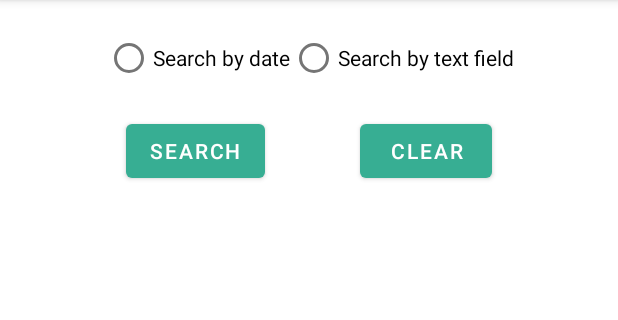
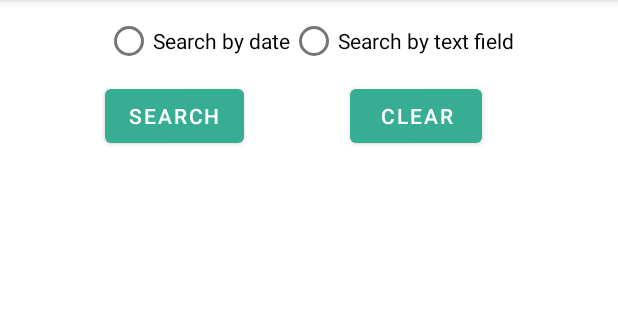
Before and after one commit to manuel-vna/SimpleKnowledgeBase, an Android app: the fragment AdvancedSearchFragment shown on its own in the app's theme, after a tap on "CLEAR", on a phone screen of 412 x 824 dp, the part 84-404 px from its top. Run offline under Robolectric (Android 15) with nearby library versions, the phone set to English and light mode, and no system bars; our stand-ins replace Room's generated code.

Commit message:
AdvancedSearchViewModel.kt.EntryRepository+EntryDao.kt, dao route added

```diff
--- a/app/src/main/java/com/example/simpleknowledgebase/EntryDao.kt
+++ b/app/src/main/java/com/example/simpleknowledgebase/EntryDao.kt
@@ -28,6 +28,10 @@ interface EntryDao {
     @Query("Select * FROM kbTable WHERE (date BETWEEN :dateFrom and :dateTo)")
     suspend fun findEntriesOfDateTimeSpan(dateFrom: String, dateTo: String) : List<Entry>
 
+    @Query("Select * FROM KbTable WHERE (:field LIKE '%'||:keyword||'%')")
+    // match the exact string of a specific search field
+    fun findAdvancedSearchField(field: String, keyword: String): List<Entry>
+
 
 
     @Insert
--- a/app/src/main/java/com/example/simpleknowledgebase/fragments/AdvancedSearchFragment.kt
+++ b/app/src/main/java/com/example/simpleknowledgebase/fragments/AdvancedSearchFragment.kt
@@ -2,14 +2,11 @@ package com.example.simpleknowledgebase.fragments
 
 
 import android.os.Bundle
-import android.text.format.DateFormat.format
 import android.util.Log
 import android.view.LayoutInflater
 import android.view.View
 import android.view.ViewGroup
-import android.widget.RadioButton
-import android.widget.RadioGroup
-import android.widget.Toast
+import android.widget.*
 import androidx.core.os.bundleOf
 import androidx.fragment.app.Fragment
 import androidx.lifecycle.Observer
@@ -25,8 +22,6 @@ import com.example.simpleknowledgebase.viewmodels.AdvancedSearchViewModel
 import kotlinx.coroutines.CoroutineScope
 import kotlinx.coroutines.Dispatchers
 import kotlinx.coroutines.launch
-import kotlinx.coroutines.runBlocking
-import java.lang.String.format
 import java.text.SimpleDateFormat
 import java.util.*
 
@@ -37,7 +32,6 @@ class AdvancedSearchFragment : Fragment() {
     private var _binding: FragmentAdvancedSearchBinding? = null
     private val coroutineScope = CoroutineScope(Dispatchers.Main)
     private lateinit var entryRecyclerViewAdapter: EntryRecyclerViewAdapter
-
     private lateinit var recyclerView: RecyclerView
 
     private val binding get() = _binding!!
@@ -66,20 +60,48 @@ class AdvancedSearchFragment : Fragment() {
     override fun onViewCreated(view: View, savedInstanceState: Bundle?) {
         super.onViewCreated(view, savedInstanceState)
 
+        // get the recycler view item from its fragment.xml file
+        recyclerView = binding.advancedSearchRv
+
         //checkbox clicks
         binding.advancedSearchRbDateSearch.setOnCheckedChangeListener { buttonView, isChecked ->
+
             if (isChecked) {
                 binding.advancedSearchTvDateStart.visibility = View.VISIBLE
                 binding.advancedSearchTvDateEnd.visibility = View.VISIBLE
                 binding.ContextSearchPickerDateFrom.visibility = View.VISIBLE
                 binding.ContextSearchPickerDateTo.visibility = View.VISIBLE
             }
-        }
-        binding.advancedSearchRbByTextField.setOnCheckedChangeListener { buttonView, isChecked ->
-            if (isChecked) {
-                Toast.makeText(context, "TBD", Toast.LENGTH_SHORT).show()
+            else {
+                binding.advancedSearchTvDateStart.visibility = View.GONE
+                binding.advancedSearchTvDateEnd.visibility = View.GONE
+                binding.ContextSearchPickerDateFrom.visibility = View.GONE
+                binding.ContextSearchPickerDateTo.visibility = View.GONE
             }
         }
+
+        binding.advancedSearchRbByTextField.setOnCheckedChangeListener { buttonView, isChecked ->
+
+            if (isChecked) {
+                binding.advancedSearchSpnSearchbyTextField.visibility = View.VISIBLE
+                binding.advancedSearchEtSearch.visibility = View.VISIBLE
+            }
+            else {
+                binding.advancedSearchSpnSearchbyTextField.visibility = View.GONE
+                binding.advancedSearchEtSearch.visibility = View.GONE
+            }
+        }
+
+        //spinner field
+        val spinner: Spinner = binding.advancedSearchSpnSearchbyTextField
+        val adapterArray = ArrayAdapter(
+            activity!!,
+            android.R.layout.simple_spinner_item, resources
+                .getStringArray(R.array.advancedSearch_spinner_SearchbyTextField)
+        )
+        adapterArray.setDropDownViewResource(android.R.layout.simple_spinner_dropdown_item)
+        spinner.adapter = adapterArray
+
 
         // search button click
 
@@ -124,7 +146,23 @@ class AdvancedSearchFragment : Fragment() {
                     )
                 }
             } else if (binding.advancedSearchRbByTextField.isChecked) {
-                Toast.makeText(context, "TBD", Toast.LENGTH_SHORT).show()
+
+                if(spinner.selectedItem == "Title"){
+                    Toast.makeText(context, "t", Toast.LENGTH_SHORT).show()
+
+                }
+                else if(spinner.selectedItem == "Category") {
+                    Toast.makeText(context, "c", Toast.LENGTH_SHORT).show()
+
+                }
+                else if(spinner.selectedItem == "Description") {
+                    Toast.makeText(context, "d", Toast.LENGTH_SHORT).show()
+
+                }
+                else if(spinner.selectedItem == "Source-URL") {
+                    Toast.makeText(context, "s", Toast.LENGTH_SHORT).show()
+                }
+
             } else {
                 Toast.makeText(context, "Please choose a search variant", Toast.LENGTH_SHORT).show()
             }
@@ -132,9 +170,8 @@ class AdvancedSearchFragment : Fragment() {
         }
 
 
-        //clear button
-        binding.advancedSearchBtnClear.setOnClickListener { view ->
-
+        //clear data
+        fun clear_data(){
             //clear radio group
             binding.advancedSearchRgSearchPick.clearCheck()
 
@@ -143,6 +180,20 @@ class AdvancedSearchFragment : Fragment() {
             binding.advancedSearchTvDateEnd.visibility = View.GONE
             binding.ContextSearchPickerDateFrom.visibility = View.GONE
             binding.ContextSearchPickerDateTo.visibility = View.GONE
+
+            //remove text field related fields
+            binding.advancedSearchSpnSearchbyTextField.visibility = View.GONE
+            binding.advancedSearchEtSearch.visibility = View.GONE
+
+            //clear current recycler view data
+            entryRecyclerViewAdapter = EntryRecyclerViewAdapter(requireContext(),listOf())
+            recyclerView.adapter = entryRecyclerViewAdapter
+        }
+
+
+        //clear button of ui
+        binding.advancedSearchBtnClear.setOnClickListener { view ->
+            clear_data()
         }
 
 
@@ -153,8 +204,6 @@ class AdvancedSearchFragment : Fragment() {
 
                 Log.i("Debug_A", "EntryFragment: " + searchResultsDate.toString())
 
-                // get the recycler view item form its fragment.xml file
-                val recyclerView: RecyclerView = binding.advancedSearchRv
                 //create the adapter by handing the data entryList to it
                 entryRecyclerViewAdapter = EntryRecyclerViewAdapter(requireContext(),searchResultsDate)
                 // get a LayoutManager. There's no layoutManager for ConstraintLayout available. That's why LinerLayoutManager is used
--- a/app/src/main/res/layout/fragment_advanced_search.xml
+++ b/app/src/main/res/layout/fragment_advanced_search.xml
@@ -34,7 +34,7 @@
         android:layout_width="wrap_content"
         android:layout_height="wrap_content"
         android:orientation="horizontal"
-        app:layout_constraintGuide_percent="0.1" />
+        app:layout_constraintGuide_percent="0.07" />
 
     <androidx.constraintlayout.widget.Guideline
         android:id="@+id/guideline12"
@@ -141,35 +141,55 @@
         android:layout_width="wrap_content"
         android:layout_height="wrap_content"
         android:text="@string/advancedSearch_btn_Search"
-        app:layout_constraintEnd_toStartOf="@+id/advancedSearch_et_search"
-        app:layout_constraintHorizontal_bias="0.5"
-        app:layout_constraintStart_toStartOf="@+id/guideline14"
-        app:layout_constraintTop_toTopOf="@+id/guideline11" />
-
-    <EditText
-        android:id="@+id/advancedSearch_et_search"
-        android:layout_width="wrap_content"
-        android:layout_height="wrap_content"
-        android:ems="10"
-        android:inputType="textPersonName"
-        android:minHeight="48dp"
-        android:visibility="gone"
+        app:layout_constraintBottom_toTopOf="@+id/guideline19"
         app:layout_constraintEnd_toStartOf="@+id/advancedSearch_btn_clear"
         app:layout_constraintHorizontal_bias="0.5"
-        app:layout_constraintStart_toEndOf="@+id/advancedSearch_btn_Search"
-        app:layout_constraintTop_toTopOf="@+id/guideline11"
-        tools:visibility="invisible" />
+        app:layout_constraintStart_toStartOf="parent"
+        app:layout_constraintTop_toTopOf="@+id/guideline11" />
 
     <Button
         android:id="@+id/advancedSearch_btn_clear"
         android:layout_width="wrap_content"
         android:layout_height="wrap_content"
         android:text="@string/advancedSearch_btn_Clear"
+        app:layout_constraintBottom_toTopOf="@+id/guideline19"
         app:layout_constraintEnd_toEndOf="parent"
         app:layout_constraintEnd_toStartOf="@+id/guideline16"
         app:layout_constraintHorizontal_bias="0.5"
-        app:layout_constraintStart_toEndOf="@+id/advancedSearch_et_search"
+        app:layout_constraintStart_toEndOf="@+id/advancedSearch_btn_Search"
         app:layout_constraintTop_toTopOf="@+id/guideline11" />
+
+    <androidx.constraintlayout.widget.Guideline
+        android:id="@+id/guideline19"
+        android:layout_width="wrap_content"
+        android:layout_height="wrap_content"
+        android:orientation="horizontal"
+        app:layout_constraintGuide_percent="0.13" />
+
+    <EditText
+        android:id="@+id/advancedSearch_et_Search"
+        android:layout_width="wrap_content"
+        android:layout_height="wrap_content"
+        android:ems="10"
+        android:inputType="textPersonName"
+        android:visibility="invisible"
+        app:layout_constraintBottom_toTopOf="@+id/guideline12"
+        app:layout_constraintEnd_toEndOf="parent"
+        app:layout_constraintEnd_toStartOf="@+id/guideline16"
+        app:layout_constraintHorizontal_bias="0.5"
+        app:layout_constraintStart_toEndOf="@+id/advancedSearch_spn_SearchbyTextField"
+        app:layout_constraintTop_toTopOf="@+id/guideline19"
+        tools:visibility="visible" />
+
+    <Spinner
+        android:id="@+id/advancedSearch_spn_SearchbyTextField"
+        android:layout_width="wrap_content"
+        android:layout_height="wrap_content"
+        android:visibility="invisible"
+        app:layout_constraintBottom_toTopOf="@+id/guideline12"
+        app:layout_constraintStart_toStartOf="parent"
+        app:layout_constraintTop_toTopOf="@+id/guideline19"
+        tools:visibility="visible" />
 
 
 </androidx.constraintlayout.widget.ConstraintLayout>
--- a/app/src/main/res/values/strings.xml
+++ b/app/src/main/res/values/strings.xml
@@ -47,6 +47,14 @@
     <string name="advancedSearch_tv_dateStart">Start date</string>
     <string name="advancedSearch_tv_dateEnd">End date</string>
 
+    <!-- advancedSearch_spinner_SearchbyTextField -->
+    <string-array name="advancedSearch_spinner_SearchbyTextField">
+        <item>Title</item>
+        <item>Category</item>
+        <item>Description</item>
+        <item>Source-URL</item>
+    </string-array>
+
 
 
 </resources>
```
Also changed, not shown: app/src/main/java/com/example/simpleknowledgebase/repositories/EntryRepository.kt (+20 -2 lines), app/src/main/java/com/example/simpleknowledgebase/viewmodels/AdvancedSearchViewModel.kt (+23 -3 lines).
